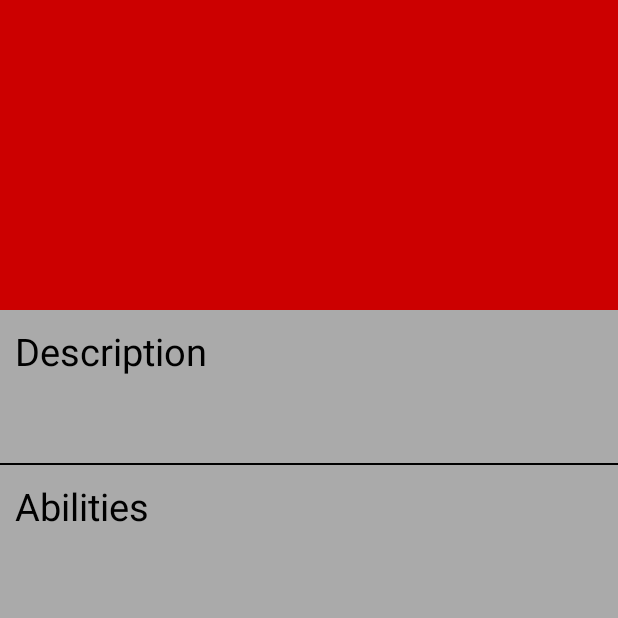
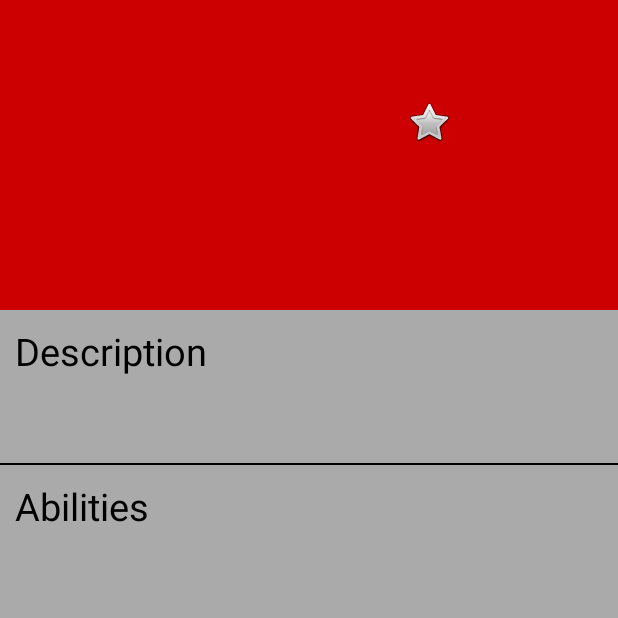
Before and after one commit to simonvank98/AndroidPokeDex, an Android app: the Pokemon screen opened directly, with no data from a screen before it, on a phone screen of 412 x 824 dp, the top half of it. Run offline under Robolectric (Android 15) with nearby library versions, the phone set to English and light mode, and no system bars; our stand-ins replace Volley; network calls fail; 3 statements that could not run were skipped.

Commit message:
Favorites kindof working

```diff
--- a/app/src/main/java/com/example/nomis/androidpokedex/Pokemon.java
+++ b/app/src/main/java/com/example/nomis/androidpokedex/Pokemon.java
@@ -7,6 +7,9 @@ import android.graphics.drawable.BitmapDrawable;
 import android.graphics.drawable.Drawable;
 import android.os.Bundle;
 import android.support.v7.app.AppCompatActivity;
+import android.util.Log;
+import android.view.View;
+import android.widget.ImageButton;
 import android.widget.ImageView;
 import android.widget.TextView;
 import android.widget.Toast;
@@ -25,9 +28,6 @@ import org.json.JSONObject;
 import java.io.File;
 import java.io.FileInputStream;
 import java.io.FileNotFoundException;
-import java.io.IOException;
-import java.io.InputStream;
-import java.net.URL;
 
 public class Pokemon extends AppCompatActivity {
     private ImageView pokemonSprite;
@@ -38,6 +38,8 @@ public class Pokemon extends AppCompatActivity {
     private TextView pokemonDescTextView;
     private TextView pokemonWeightTextView;
     private TextView pokemonHeightTextView;
+    private ImageButton favoriteButton;
+    private Boolean favoriteStatus;
 
     private String pokemonName;
     private int pokemonId;
@@ -48,6 +50,8 @@ public class Pokemon extends AppCompatActivity {
     protected void onCreate(Bundle savedInstanceState) {
         super.onCreate(savedInstanceState);
         setContentView(R.layout.pokemon);
+
+        favoriteStatus = false;
 
         pref = this.getSharedPreferences("PokemonData", MODE_PRIVATE);
 
@@ -66,6 +70,7 @@ public class Pokemon extends AppCompatActivity {
         pokemonWeightTextView = findViewById(R.id.pokemonWeight);
         pokemonHeightTextView = findViewById(R.id.pokemonHeight);
         pokemonNameTextView = findViewById(R.id.pokemonName);
+        favoriteButton = findViewById(R.id.favoriteButton);
         pokemonNameTextView.append(pokemonName);
 
         mQueue = Volley.newRequestQueue(this);
@@ -74,8 +79,21 @@ public class Pokemon extends AppCompatActivity {
     }
 
     private void addFavorite() {
-        pref.edit().putString("favorites", pokemonId + "#" + pokemonName + "-").commit();
+        pref.edit().putString("favorites", pokemonId + "#" + pokemonName.split(" ")[2] + "-").commit();
     }
+
+    public void onClickFavorite(View v) {
+        if(favoriteStatus){
+            removeFavorite();
+            favoriteButton.setImageResource(R.drawable.star);
+        }
+        else {
+            addFavorite();
+            favoriteButton.setImageResource(R.drawable.star_pressed);
+        }
+    }
+
+
 
     private void removeFavorite(){
         String rawFavString = pref.getString("favorites", "empty");
--- /dev/null
+++ b/app/src/main/res/drawable/star.xml
@@ -0,0 +1,4 @@
+<?xml version="1.0" encoding="utf-8"?>
+<selector xmlns:android="http://schemas.android.com/apk/res/android">
+    <item android:drawable="@android:drawable/btn_star_big_off" />
+</selector>
--- /dev/null
+++ b/app/src/main/res/drawable/star_pressed.xml
@@ -0,0 +1,4 @@
+<?xml version="1.0" encoding="utf-8"?>
+<selector xmlns:android="http://schemas.android.com/apk/res/android">
+    <item android:drawable="@android:drawable/btn_star_big_on" />
+</selector>
--- a/app/src/main/res/layout/pokemon.xml
+++ b/app/src/main/res/layout/pokemon.xml
@@ -5,6 +5,7 @@
     android:layout_width="match_parent"
     android:layout_height="match_parent"
     android:background="@android:color/darker_gray">
+
 
     <LinearLayout
         android:orientation="horizontal"
@@ -42,6 +43,14 @@
             android:textSize="25sp"
             android:layout_marginLeft="50dp"
             android:layout_margin="30dp" />
+
+        <ImageButton android:id="@+id/favoriteButton"
+            android:layout_width="50dp"
+            android:layout_height="50dp"
+            android:layout_marginLeft="50dp"
+            android:src="@drawable/star"
+            android:background="#00ffffff"
+            android:onClick="onClickFavorite"/>
     </LinearLayout>
 
     <LinearLayout
```
Also changed, not shown: app/src/main/java/com/example/nomis/androidpokedex/Favorites.java (+29 -5 lines).
